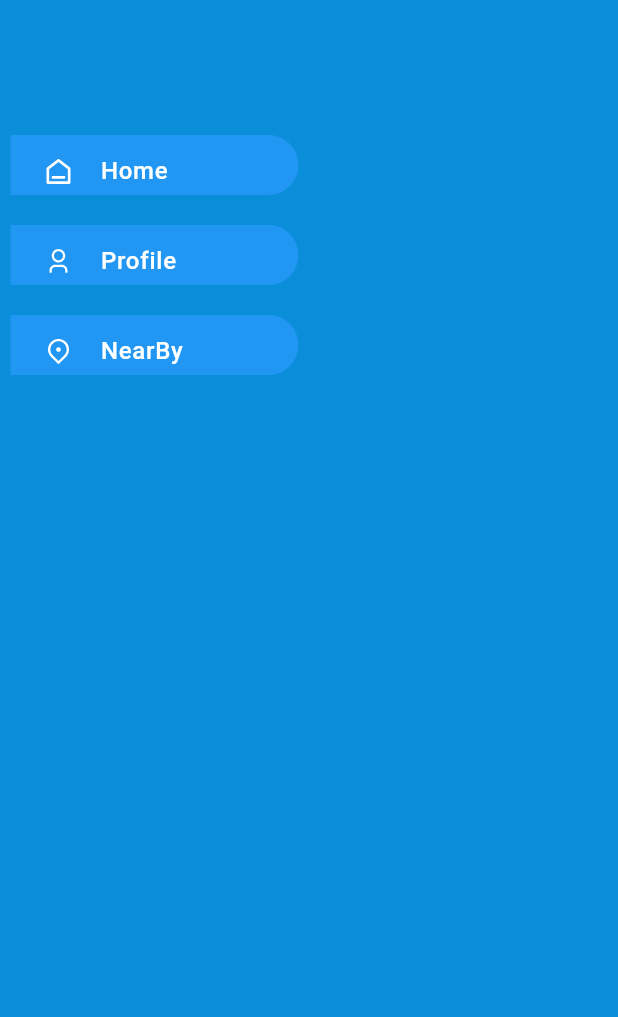
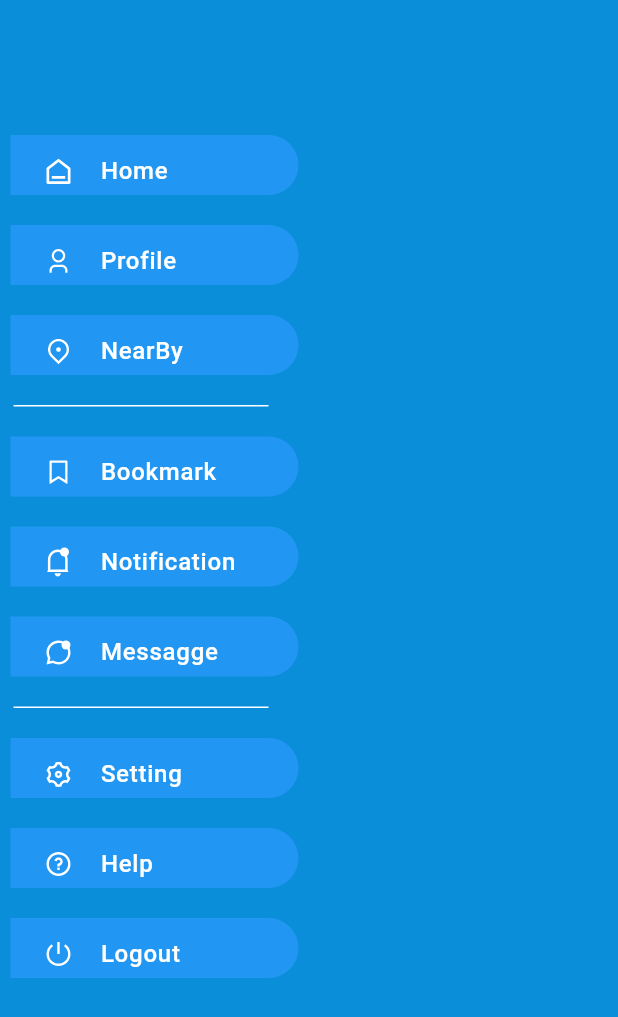
Before and after one commit to Saklain-Mostak/house_rent, a Flutter app: the MenuDrawer screen opened directly, on a phone screen of 412 x 824 dp. Shown: the top 1017 px of the screen. Run offline on Flutter 3.47's test engine with Material 3 defaults, Android fonts, the phone set to English and light mode, and no system bars; our stand-ins replace flutter_svg, flutter_zoom_drawer, get; Roboto replaces fonts that are missing (Raleway).

Commit message:
add more code in zoomDrawer

```diff
--- a/lib/comon_widgets/drawer_item.dart
+++ b/lib/comon_widgets/drawer_item.dart
@@ -110,6 +110,7 @@ class DrawerItem extends StatelessWidget {
                 contentPadding: EdgeInsets.zero,
                 leading: SvgPicture.asset(
                   icon,
+                  // ignore: deprecated_member_use
                   color:colorController.getTextColor(index),
                   width: 24,
                   height: 24,
--- a/lib/menu_drawer.dart
+++ b/lib/menu_drawer.dart
@@ -1,3 +1,5 @@
+// ignore_for_file: avoid_print
+
 import 'package:flutter/material.dart';
 import 'package:get/get.dart';
 import 'package:ird_foundation/comon_widgets/drawer_item.dart';
@@ -9,7 +11,8 @@ class MenuDrawer extends StatelessWidget {
   @override
   Widget build(BuildContext context) {
     ColorController colorController = Get.put(ColorController());
-    return Scaffold(
+    return SafeArea(
+      child: Scaffold(
           backgroundColor: const Color(0xFF0A8ED9),
           body: Padding(
             padding: const EdgeInsets.only(right: 20, left: 7),
@@ -26,21 +29,24 @@ class MenuDrawer extends StatelessWidget {
                   ontap: () {
                     colorController.changeColor(0);
 
-
-                  print("====================Home pressed==============");},
+                    print("====================Home pressed==============");
+                  },
                 ),
-              const SizedBox(height: 20,),
+                const SizedBox(
+                  height: 20,
+                ),
                 DrawerItem(
                   index: 1,
                   icon: "assets/icon/IC_Profile.svg",
                   text: "Profile",
                   ontap: () {
-
                     colorController.changeColor(1);
                     print("==================== Profile pressed==============");
                   },
                 ),
-                    const SizedBox(height: 20,),
+                const SizedBox(
+                  height: 20,
+                ),
                 DrawerItem(
                   icon: "assets/icon/IC_Location.svg",
                   text: "NearBy",
@@ -50,8 +56,104 @@ class MenuDrawer extends StatelessWidget {
                     print("====================Nearby pressed==============");
                   },
                 ),
+
+                Padding(
+                  padding: const EdgeInsets.only(
+                    left: 2,
+                    top: 20,
+                    bottom: 20,
+                  ),
+                  child: Container(
+                      height: 1.0,
+                      width: 170.0,
+                      color: const Color.fromARGB(255, 255, 255, 255)),
+                ),
+
+                DrawerItem(
+                  index: 3,
+                  icon: "assets/icon/IC_Bookmark.svg",
+                  text: "Bookmark",
+                  ontap: () {
+                    colorController.changeColor(3);
+                    print(
+                        "==================== Profile Bookmark==============");
+                  },
+                ),
+                const SizedBox(
+                  height: 20,
+                ),
+                DrawerItem(
+                  index: 4,
+                  icon: "assets/icon/IC_Notification.svg",
+                  text: "Notification",
+                  ontap: () {
+                    colorController.changeColor(4);
+                    print(
+                        "==================== Notification pressed==============");
+                  },
+                ),
+                const SizedBox(
+                  height: 20,
+                ),
+                DrawerItem(
+                  index: 5,
+                  icon: "assets/icon/IC_Message.svg",
+                  text: "Messagge",
+                  ontap: () {
+                    colorController.changeColor(5);
+                    print("==================== Message pressed==============");
+                  },
+                ),
+                // const SizedBox(
+                //   height: 20,
+                // ),
+                Padding(
+                  padding: const EdgeInsets.only(
+                    left: 2,
+                    top: 20,
+                    bottom: 20,
+                  ),
+                  child: Container(
+                      height: 1.0,
+                      width: 170.0,
+                      color: const Color.fromARGB(255, 255, 255, 255)),
+                ),
+                DrawerItem(
+                  index: 6,
+                  icon: "assets/icon/IC_Setting.svg",
+                  text: "Setting",
+                  ontap: () {
+                    colorController.changeColor(6);
+                    print("==================== Setting pressed==============");
+                  },
+                ),
+                const SizedBox(
+                  height: 20,
+                ),
+                DrawerItem(
+                  index: 7,
+                  icon: "assets/icon/IC_Help.svg",
+                  text: "Help",
+                  ontap: () {
+                    colorController.changeColor(7);
+                    print("==================== Help pressed==============");
+                  },
+                ),
+                const SizedBox(
+                  height: 20,
+                ),
+                DrawerItem(
+                  index: 8,
+                  icon: "assets/icon/IC_Logout.svg",
+                  text: "Logout",
+                  ontap: () {
+                    colorController.changeColor(8);
+                    print("==================== Logout pressed==============");
+                  },
+                ),
               ],
             ),
-        ));
+          )),
+    );
   }
 }
--- a/pubspec.yaml
+++ b/pubspec.yaml
@@ -65,6 +65,11 @@ flutter:
   assets:
 
     - assets/icon/
+    - assets/image/home_page_image/
+    - assets/icon/home_screen_icon/
+
+
+
 
   # An image asset can refer to one or more resolution-specific "variants", see
   # https://flutter.dev/to/resolution-aware-images
```
Also changed, not shown: lib/home_page.dart (+6 -4 lines), lib/home_screen.dart (+15 -1 lines), lib/utils/operation/drawer_operation.dart (+16 -12 lines), assets/icon/IC_Arrow down.svg (added), assets/icon/Vector 1.svg (added), assets/icon/home_screen_icon/IC_Bath.svg (added), assets/icon/home_screen_icon/IC_Bed.svg (added), assets/icon/home_screen_icon/IC_Filter.svg (added), assets/icon/home_screen_icon/IC_Notification.svg (added), assets/icon/home_screen_icon/IC_Search.svg (added), assets/image/home_page_image/ascot house.png (renamed from assets/image/ascot house.png), assets/image/home_page_image/dreamsvulle house.png (renamed from assets/image/dreamsvulle house.png), assets/image/home_page_image/the hollies house.png (renamed from assets/image/the hollies house.png), pubspec.lock, 125 other files. Lines whose indentation alone changed are shown as unchanged.
